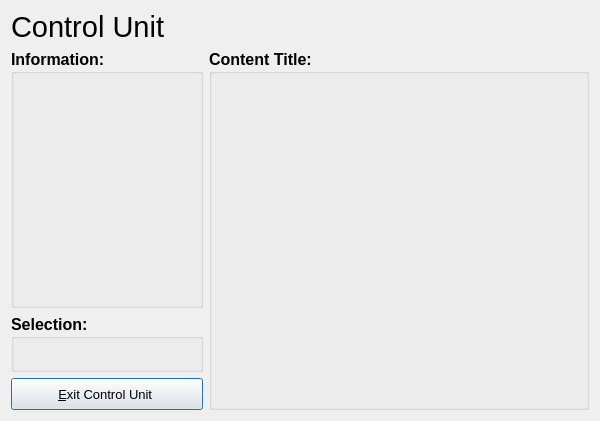
This is ui/ControlUnitDialog.ui in Comer352L/FreeSSM as Qt 5 draws it before an edit. The edited form follows.
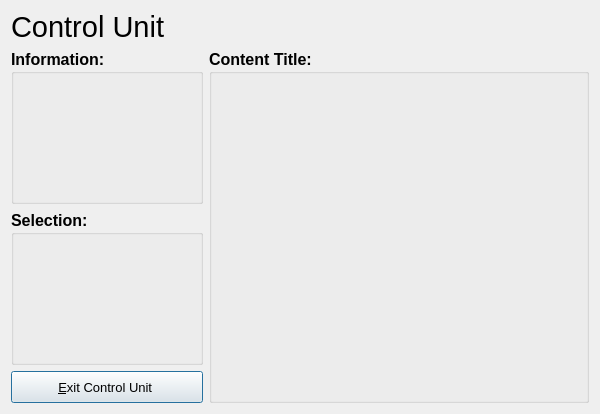
This is the edited form. Icons and pictures are not drawn.

Commit message: Control Unit Dialogs: improve vertical resize-behavior of the "information"-groupbox

```diff
--- a/ui/ControlUnitDialog.ui
+++ b/ui/ControlUnitDialog.ui
@@ -10,7 +10,7 @@
     <x>0</x>
     <y>0</y>
     <width>600</width>
-    <height>400</height>
+    <height>414</height>
    </rect>
   </property>
   <property name="windowTitle">
@@ -51,7 +51,7 @@
        <item>
         <widget class="QGroupBox" name="information_groupBox">
          <property name="sizePolicy">
-          <sizepolicy hsizetype="Fixed" vsizetype="Preferred">
+          <sizepolicy hsizetype="Fixed" vsizetype="MinimumExpanding">
            <horstretch>0</horstretch>
            <verstretch>0</verstretch>
           </sizepolicy>
@@ -59,7 +59,7 @@
          <property name="minimumSize">
           <size>
            <width>192</width>
-           <height>259</height>
+           <height>0</height>
           </size>
          </property>
          <property name="maximumSize">
@@ -83,7 +83,7 @@
        <item>
         <widget class="QGroupBox" name="selection_groupBox">
          <property name="sizePolicy">
-          <sizepolicy hsizetype="Fixed" vsizetype="Preferred">
+          <sizepolicy hsizetype="Fixed" vsizetype="MinimumExpanding">
            <horstretch>0</horstretch>
            <verstretch>0</verstretch>
           </sizepolicy>
```
The commit also changes 3 other files.
